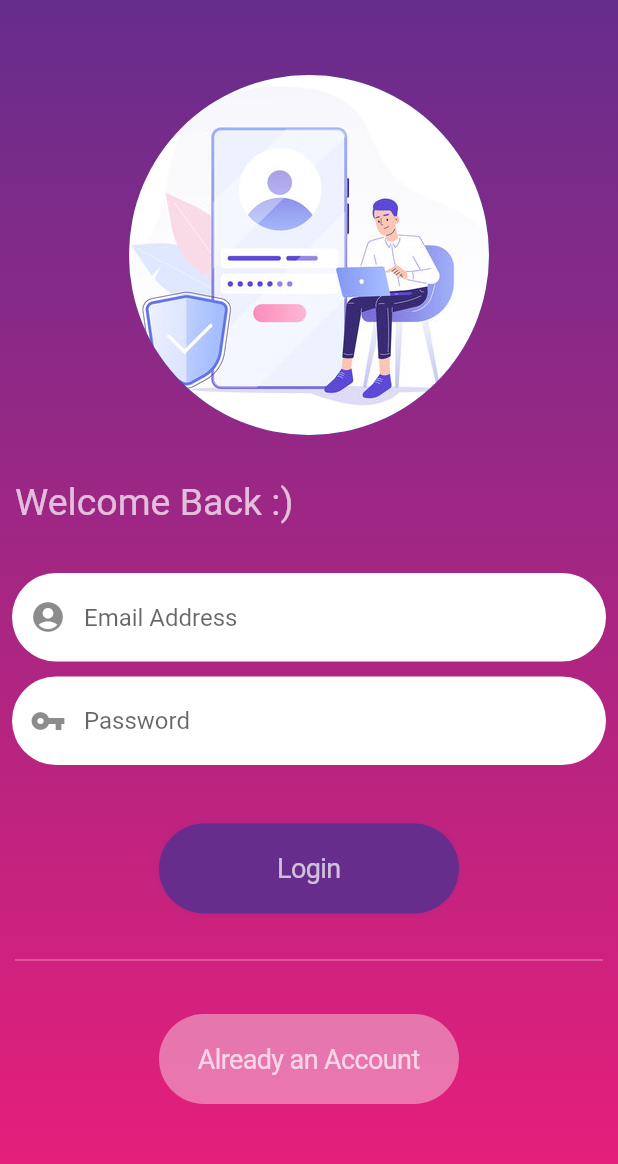
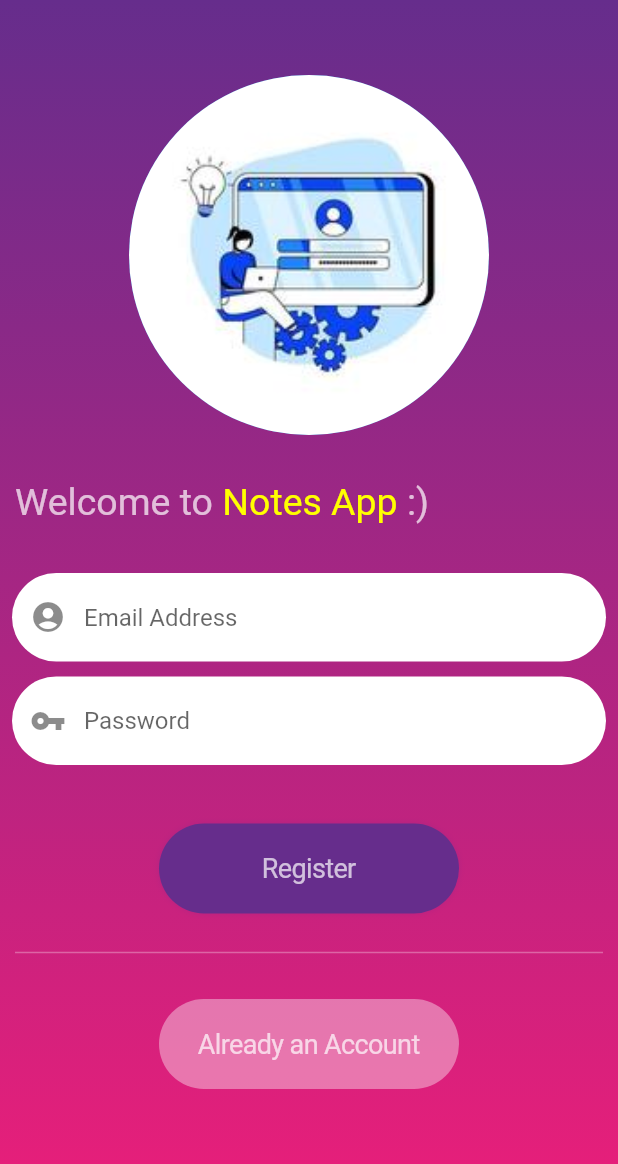
Before and after one commit to Rawat-Arjun/notes_app, a Flutter app: the screen it shows after launch, on a phone screen of 412 x 824 dp. Shown: the top 1164 px of the screen. Run offline on Flutter 3.47's test engine with Material 2 defaults, Android fonts, the phone set to English and light mode, and no system bars.

Commit message:
initial commit

```diff
--- a/lib/main.dart
+++ b/lib/main.dart
@@ -18,19 +18,19 @@ class LoginApp extends StatelessWidget {
       title: 'Login',
       theme: ThemeData(primarySwatch: Colors.blue),
       darkTheme: ThemeData.dark(),
-      home: const login_page(),
+      home: const register_page(),
     );
   }
 }
 
-class login_page extends StatefulWidget {
-  const login_page({super.key});
+class register_page extends StatefulWidget {
+  const register_page({super.key});
 
   @override
-  State<login_page> createState() => _login_pageState();
+  State<register_page> createState() => _register_pageState();
 }
 
-class _login_pageState extends State<login_page> {
+class _register_pageState extends State<register_page> {
   final TextEditingController email = TextEditingController();
   final TextEditingController password = TextEditingController();
 
@@ -57,7 +57,7 @@ class _login_pageState extends State<login_page> {
                 const CircleAvatar(
                   radius: 120,
                   backgroundImage: AssetImage(
-                    'lib/assets/image/login.jpg',
+                    'lib/assets/image/register.jpg',
                   ),
                 ),
                 const SizedBox(
@@ -74,7 +74,21 @@ class _login_pageState extends State<login_page> {
                       text: const TextSpan(
                         children: [
                           TextSpan(
-                            text: 'Welcome Back :)',
+                            text: 'Welcome to ',
+                            style: TextStyle(
+                              color: Colors.white70,
+                              fontSize: 25,
+                            ),
+                          ),
+                          TextSpan(
+                            text: 'Notes App',
+                            style: TextStyle(
+                              color: Colors.yellowAccent,
+                              fontSize: 25,
+                            ),
+                          ),
+                          TextSpan(
+                            text: ' :)',
                             style: TextStyle(
                               color: Colors.white70,
                               fontSize: 25,
@@ -117,7 +131,6 @@ class _login_pageState extends State<login_page> {
                         controller: password,
                         enableSuggestions: false,
                         obscureText: true,
-                        autofillHints: const [AutofillHints.password],
                         decoration: InputDecoration(
                           hintText: 'Password',
                           prefixIcon: const Icon(
@@ -159,7 +172,7 @@ class _login_pageState extends State<login_page> {
                       ],
                     ),
                     child: const Text(
-                      'Login',
+                      'Register',
                       style: TextStyle(
                         color: Colors.white70,
                         fontSize: 18,
@@ -169,7 +182,7 @@ class _login_pageState extends State<login_page> {
                   onPressed: () {},
                 ),
                 const Divider(
-                  height: 30,
+                  height: 20,
                   color: Colors.white30,
                   thickness: 1,
                   indent: 10,
@@ -188,7 +201,7 @@ class _login_pageState extends State<login_page> {
                       borderRadius: BorderRadius.circular(40),
                     ),
                     child: const Text(
-                      'Already an Account',
+                      "Already an Account",
                       style: TextStyle(
                         color: Colors.white70,
                         fontSize: 18,
--- a/pubspec.yaml
+++ b/pubspec.yaml
@@ -62,7 +62,7 @@ flutter:
 
   # To add assets to your application, add an assets section, like this:
   assets:
-    - lib/assets/image/login.jpg
+    - lib/assets/image/register.jpg
 
   # An image asset can refer to one or more resolution-specific "variants", see
   # https://flutter.dev/assets-and-images/#resolution-aware
```
Also changed, not shown: lib/assets/image/login.jpg (deleted), lib/assets/image/register.jpg (added).
